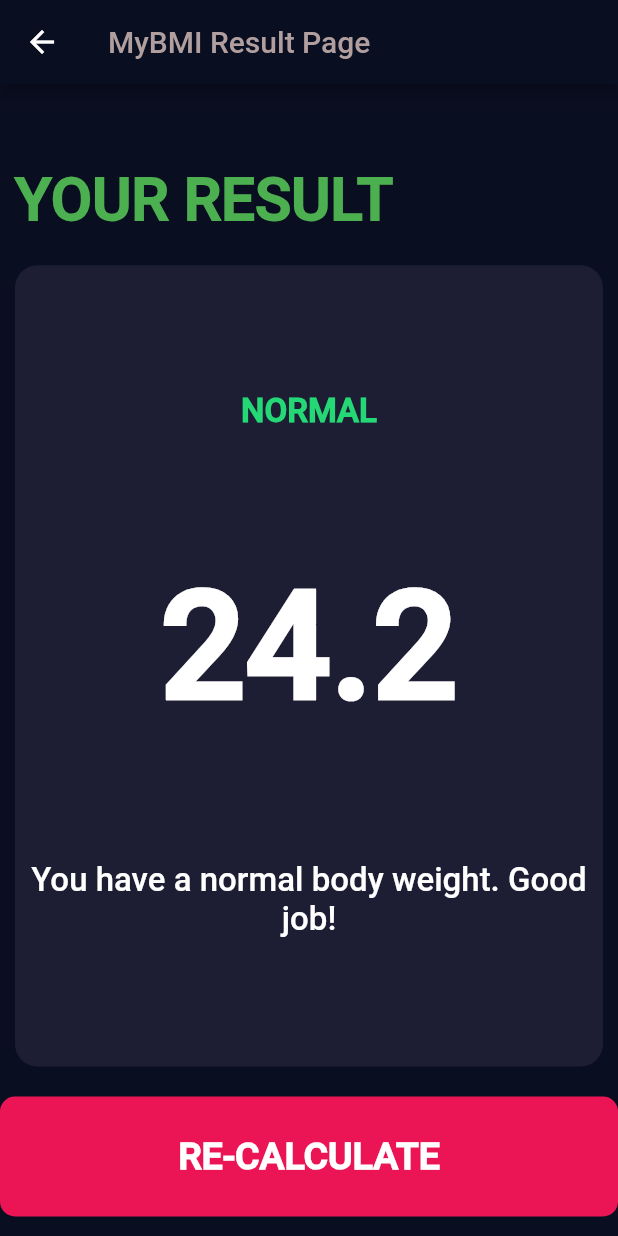
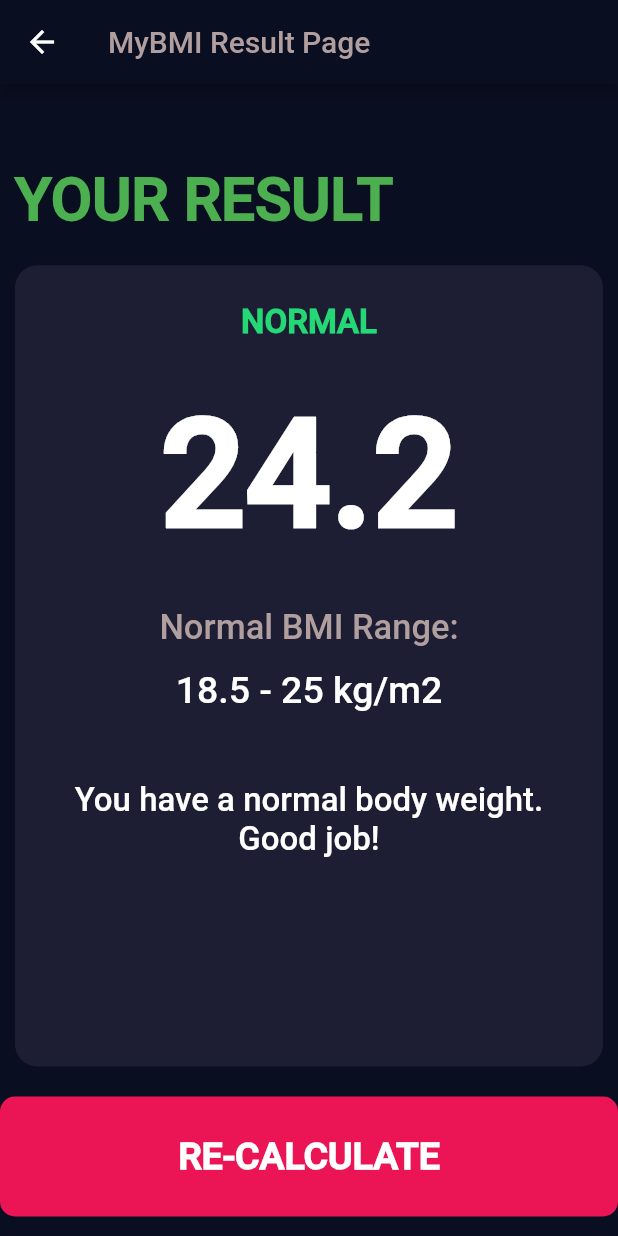
Before and after one commit to deepraj02/BMI_CalculatorFlutter, a Flutter app: the screen it shows after launch, after a tap on "CALCULATE", on a phone screen of 412 x 824 dp. Run offline on Flutter 3.47's test engine with Material 2 defaults, Android fonts, the phone set to English and light mode, and no system bars; our stand-ins replace font_awesome_flutter.

Commit message:
Changes in UI

```diff
--- a/lib/calculator.dart
+++ b/lib/calculator.dart
@@ -23,11 +23,11 @@ class Calculator {
 
   String getInterpretation() {
     if (_bmi >= 25) {
-      return 'You have a higher than normal body weight. Try to exercise more.';
+      return 'You have a higher than normal body weight. \nTry to exercise more.';
     } else if (_bmi >= 18.5) {
-      return 'You have a normal body weight. Good job!';
+      return 'You have a normal body weight. \nGood job!';
     } else {
-      return 'You have a lower than normal body weight. You can eata bit more.';
+      return 'You have a lower than normal body weight. \nYou can eata bit more.';
     }
   }
 }
--- a/lib/results_page.dart
+++ b/lib/results_page.dart
@@ -48,9 +48,12 @@ class ResultsPage extends StatelessWidget {
             child: MyCard(
               colour: Color(0xFF1D1E33),
               cardIcon: Column(
-                mainAxisAlignment: MainAxisAlignment.spaceEvenly,
+                /* mainAxisAlignment: MainAxisAlignment.spaceEvenly, */
                 crossAxisAlignment: CrossAxisAlignment.center,
                 children: <Widget>[
+                  SizedBox(
+                    height: 25,
+                  ),
                   Text(
                     resultText.toUpperCase(),
                     style: TextStyle(
@@ -59,12 +62,39 @@ class ResultsPage extends StatelessWidget {
                       fontWeight: FontWeight.bold,
                     ),
                   ),
+                  SizedBox(
+                    height: 30,
+                  ),
                   Text(
                     bmiResult,
                     style: TextStyle(
                       fontSize: 100,
                       fontWeight: FontWeight.bold,
                     ),
+                  ),
+                  SizedBox(
+                    height: 30,
+                  ),
+                  Text(
+                    'Normal BMI Range:',
+                    style: TextStyle(
+                      fontSize: 23,
+                      color: Color(0xFFB19F9F),
+                    ),
+                  ),
+                  SizedBox(
+                    height: 14,
+                  ),
+                  Text(
+                    '18.5 - 25 kg/m2',
+                    style: TextStyle(
+                      fontSize: 25,
+                      color: Colors.white,
+                      fontWeight: FontWeight.w500,
+                    ),
+                  ),
+                  SizedBox(
+                    height: 46,
                   ),
                   Text(
                     interpretation,
```
